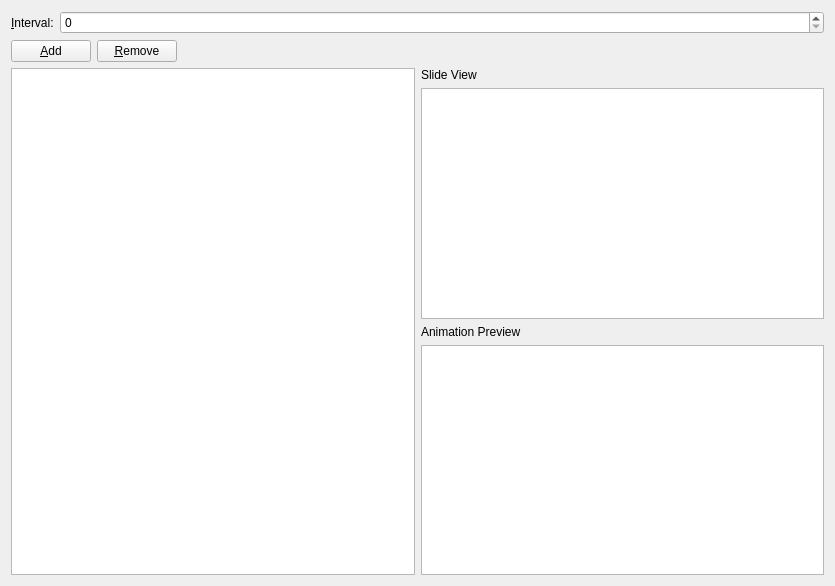
gtalent/wombat-editor, file animationeditor.ui: the form before one commit.
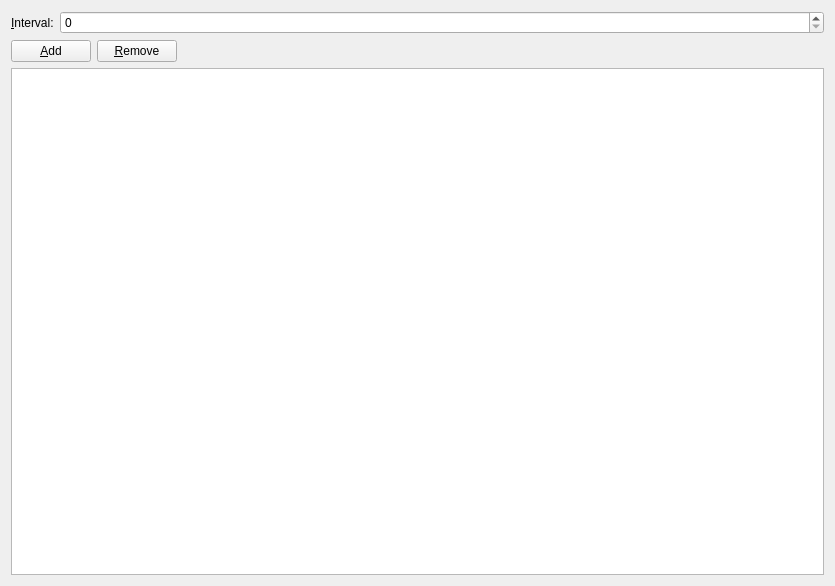
The form after the commit.

Commit message: Added new animation menu.

```diff
--- a/animationeditor.ui
+++ b/animationeditor.ui
@@ -80,31 +80,7 @@
      <item>
       <layout class="QHBoxLayout" name="horizontalLayout_3">
        <item>
-        <widget class="QListWidget" name="listWidget"/>
-       </item>
-       <item>
-        <layout class="QVBoxLayout" name="verticalLayout_4">
-         <item>
-          <widget class="QLabel" name="label_2">
-           <property name="text">
-            <string>Slide View</string>
-           </property>
-          </widget>
-         </item>
-         <item>
-          <widget class="QGraphicsView" name="gfxSlideView"/>
-         </item>
-         <item>
-          <widget class="QLabel" name="lblAnimationPreview">
-           <property name="text">
-            <string>Animation Preview</string>
-           </property>
-          </widget>
-         </item>
-         <item>
-          <widget class="QGraphicsView" name="gfxAnimationPreview"/>
-         </item>
-        </layout>
+        <widget class="QListView" name="listView"/>
        </item>
       </layout>
      </item>
```
The commit also changes 9 other files.
